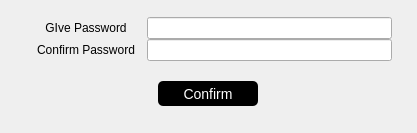
Qt form cryptographicagent.ui (Deatrax/codenheimer) before a commit.
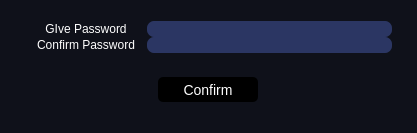
The same form after that commit.

Commit message: polished the UI, enter button action added

```diff
--- a/cryptographicagent.ui
+++ b/cryptographicagent.ui
@@ -25,6 +25,21 @@
   <property name="windowTitle">
    <string>Form</string>
   </property>
+  <property name="styleSheet">
+   <string notr="true">QMainWindow{
+	border-radius:11px;
+}
+
+QWidget { 
+        background-color: #0F111A;  /* Apply background to the main window */
+		color:white;
+    }
+    
+    /* Make QGroupBox transparent with no border, inheriting the main window's background color */
+    QGroupBox { 
+        border: none; 
+    }</string>
+  </property>
   <layout class="QVBoxLayout" name="verticalLayout">
    <property name="spacing">
     <number>0</number>
@@ -51,6 +66,12 @@
      </property>
      <item row="1" column="1">
       <widget class="QLineEdit" name="passwordConfirmField">
+       <property name="styleSheet">
+        <string notr="true">background:#2B3663;
+border-radius:7px;
+
+</string>
+       </property>
        <property name="echoMode">
         <enum>QLineEdit::PasswordEchoOnEdit</enum>
        </property>
@@ -78,6 +99,12 @@
      </item>
      <item row="0" column="1">
       <widget class="QLineEdit" name="passwordField">
+       <property name="styleSheet">
+        <string notr="true">background:#2B3663;
+border-radius:7px;
+
+</string>
+       </property>
        <property name="echoMode">
         <enum>QLineEdit::Password</enum>
        </property>
```
The commit also changes 3 other files.
